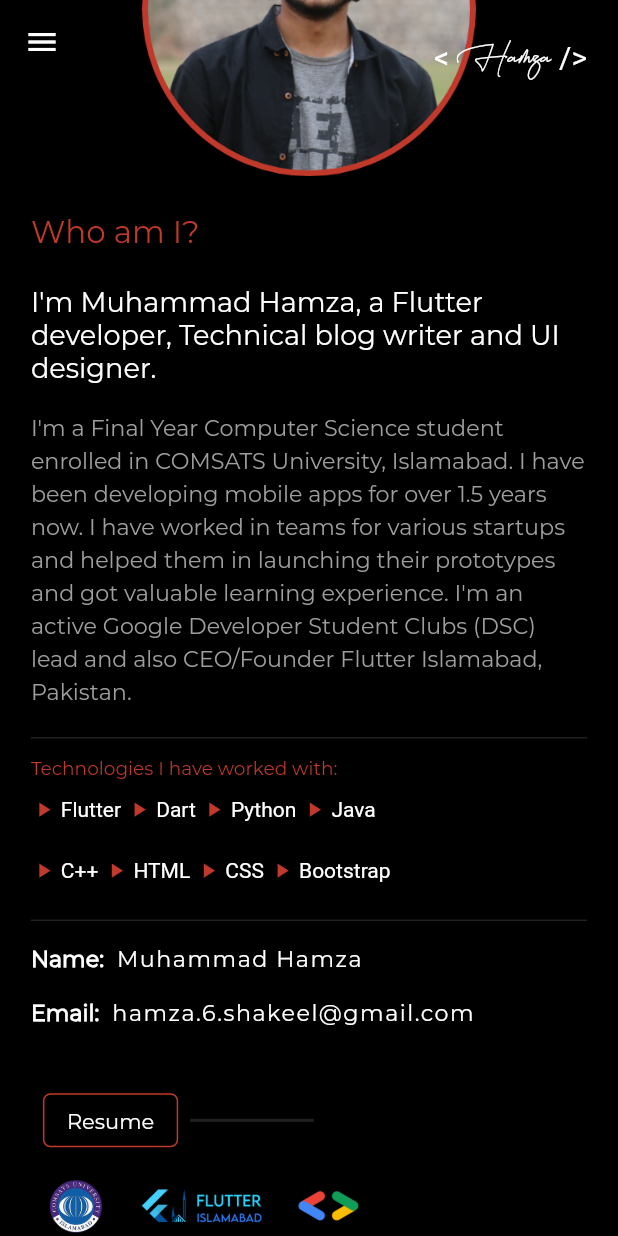
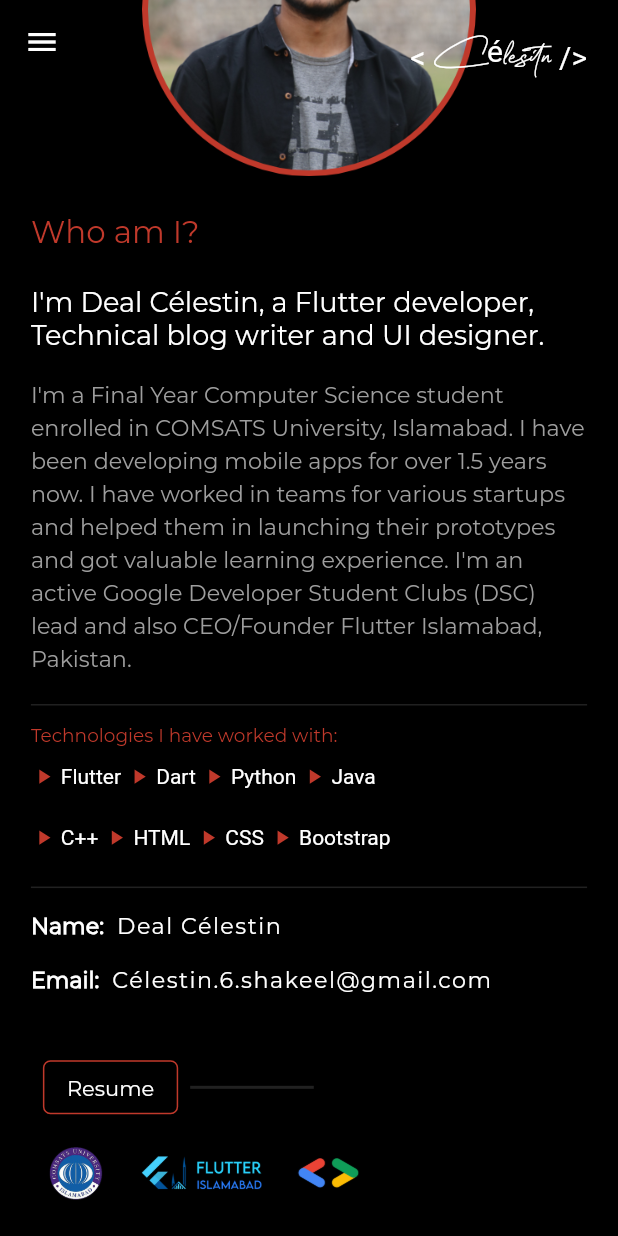
Before and after one commit to celestindeal/cv, a Flutter app: the screen it shows after launch, scrolled down 1152 dp, on a phone screen of 412 x 824 dp. Run offline on Flutter 3.47's test engine with Material 2 defaults, Android fonts, the phone set to English and light mode, and no system bars; our stand-ins replace animated_text_kit, carousel_slider, flip_card, font_awesome_flutter, google_fonts, responsive_builder and 2 more; missing offline and left inert: mailto, universal_html; network calls fail; statements that could not run were skipped.

Commit message:
Changement nom et prénom

```diff
--- a/lib/constants.dart
+++ b/lib/constants.dart
@@ -20,7 +20,7 @@ const kSocialLinks = [
   "https://twitter.com/mhmzdev",
   "https://linkedin.com/in/mhmzdev",
   "https://github.com/mhmzdev",
-  "https://mhamzadev.medium.com"
+  "https://mCélestindev.medium.com"
 ];
 
 // URL Launcher
@@ -73,7 +73,7 @@ final kServicesTitles = [
 //   "For now, I can only develop Android Apps using Flutter, that's because I don't own a MacBook right now so can't test or debug apps for iOS. Hopefully this missing piece will be filled soon :)",
 //   "Although I'm mainly a flutter developer but I do care about the UI/UX for my client. Hence, I also do UI designing for applications. So, feel free to ask me for getting you UI/UX for your apps",
 //   "Having a startup idea? Or maybe just want a prototype for your clients? With Flutter I can get you basic version of your app in no time and you are good to go for your project in future.",
-//   "I have been writing technical blogs on Medium for over a year now. So, I can get you technical blogs with awesome header images with interesting topics.\nMy Medium profile @mhamzadev",
+//   "I have been writing technical blogs on Medium for over a year now. So, I can get you technical blogs with awesome header images with interesting topics.\nMy Medium profile @mCélestindev",
 //   "Working as open source contributor on GitHub with 200+ stars and numerous forks on various projects liked and shared by other developers.\nMy GitHub Profile @mhmzdev",
 // ];
 
@@ -86,10 +86,10 @@ final kServicesDescriptions = [
 ];
 
 final kServicesLinks = [
-  "https://www.fiverr.com/hamza6shakeel/be-your-mobile-app-developer-via-flutter",
-  "https://www.fiverr.com/hamza6shakeel/get-you-modern-ui-design-using-adobe-xd",
-  "https://www.fiverr.com/hamza6shakeel/be-your-mobile-app-developer-via-flutter",
-  "https://mhamzadev.medium.com",
+  "https://www.fiverr.com/Célestin6shakeel/be-your-mobile-app-developer-via-flutter",
+  "https://www.fiverr.com/Célestin6shakeel/get-you-modern-ui-design-using-adobe-xd",
+  "https://www.fiverr.com/Célestin6shakeel/be-your-mobile-app-developer-via-flutter",
+  "https://mCélestindev.medium.com",
   "https://github.com/mhmzdev"
 ];
 
@@ -169,5 +169,5 @@ final kContactTitles = [
 final kContactDetails = [
   "Attock, Pakistan",
   "(+92) 346 0159889",
-  "hamza@mhmz.dev"
+  "Célestin@mhmz.dev"
 ];
--- a/lib/main.dart
+++ b/lib/main.dart
@@ -39,7 +39,7 @@ class _MyAppState extends State<MyApp> {
       ],
       child: MaterialApp(
         debugShowCheckedModeBanner: false,
-        title: 'Hamza',
+        title: 'Célestin',
         theme: ThemeStyles.themeData(_themeProvider.lightTheme, context),
         initialRoute: "/",
         routes: {
--- a/lib/sections/about/desktopAbout.dart
+++ b/lib/sections/about/desktopAbout.dart
@@ -55,7 +55,7 @@ class AboutDesktop extends StatelessWidget {
                         height: height * 0.03,
                       ),
                       AdaptiveText(
-                        "I'm Muhammad Hamza, a Flutter developer, Technical blog writer and UI designer.",
+                        "I'm Deal Célestin, a Flutter developer, Technical blog writer and UI designer.",
                         style: GoogleFonts.montserrat(
                           fontSize: height * 0.035,
                           fontWeight: FontWeight.w400,
@@ -121,11 +121,11 @@ class AboutDesktop extends StatelessWidget {
                         children: [
                           AboutMeMetaData(
                             data: "Name",
-                            information: "Muhammad Hamza",
+                            information: "Deal Célestin",
                           ),
                           AboutMeMetaData(
                             data: "Email",
-                            information: "hamza.6.shakeel@gmail.com",
+                            information: "Célestin.6.shakeel@gmail.com",
                           ),
                         ],
                       ),
--- a/lib/sections/about/mobileAbout.dart
+++ b/lib/sections/about/mobileAbout.dart
@@ -51,7 +51,7 @@ class AboutMobile extends StatelessWidget {
             height: height * 0.028,
           ),
           Text(
-            "I'm Muhammad Hamza, a Flutter developer, Technical blog writer and UI designer.",
+            "I'm Deal Célestin, a Flutter developer, Technical blog writer and UI designer.",
             style: GoogleFonts.montserrat(
               fontSize: height * 0.022,
               fontWeight: FontWeight.w400,
@@ -121,12 +121,12 @@ class AboutMobile extends StatelessWidget {
           ),
           AboutMeMetaData(
             data: "Name",
-            information: "Muhammad Hamza",
+            information: "Deal Célestin",
             alignment: Alignment.centerLeft,
           ),
           AboutMeMetaData(
             data: "Email",
-            information: "hamza.6.shakeel@gmail.com",
+            information: "Célestin.6.shakeel@gmail.com",
             alignment: Alignment.centerLeft,
           ),
           SizedBox(
--- a/lib/sections/about/tabAbout.dart
+++ b/lib/sections/about/tabAbout.dart
@@ -48,7 +48,7 @@ class AboutTab extends StatelessWidget {
             height: height * 0.032,
           ),
           Text(
-            "I'm Muhammad Hamza, a Flutter developer, Technical blog writer and UI designer.",
+            "I'm Deal Célestin, a Flutter developer, Technical blog writer and UI designer.",
             style: GoogleFonts.montserrat(
               fontSize: height * 0.035,
               fontWeight: FontWeight.w400,
@@ -115,7 +115,7 @@ class AboutTab extends StatelessWidget {
                 children: [
                   AboutMeMetaData(
                     data: "Name",
-                    information: "Muhammad Hamza",
+                    information: "Deal Célestin",
                   ),
                   AboutMeMetaData(
                     data: "Age",
@@ -131,7 +131,7 @@ class AboutTab extends StatelessWidget {
                 children: [
                   AboutMeMetaData(
                     data: "Email",
-                    information: "hamza.6.shakeel@gmail.com",
+                    information: "Célestin.6.shakeel@gmail.com",
                   ),
                   AboutMeMetaData(
                     data: "From",
--- a/lib/sections/getInTouch/getInTouchDesktop.dart
+++ b/lib/sections/getInTouch/getInTouchDesktop.dart
@@ -61,7 +61,7 @@ class _GetInTouchDesktopState extends State<GetInTouchDesktop> {
 
   launchMailTo() async {
     final mailToLink = Mailto(
-      to: ["hamza.6.shakeel@gmil.com"],
+      to: ["Célestin.6.shakeel@gmil.com"],
       subject: _projectType,
       body: _msgController.text.isEmpty
           ? "Some message here"
@@ -424,7 +424,7 @@ class _GetInTouchDesktopState extends State<GetInTouchDesktop> {
                                     btnText: "Send",
                                     onPressed: () {
                                       launchURL(
-                                          "mailto:hamza.6.shakeel@gmail.com?subject=SOMESUBJECT&body=SOMEMSG");
+                                          "mailto:Célestin.6.shakeel@gmail.com?subject=SOMESUBJECT&body=SOMEMSG");
                                     },
                                   ),
                                 )
--- a/lib/sections/home/homeDesktop.dart
+++ b/lib/sections/home/homeDesktop.dart
@@ -71,7 +71,7 @@ class HomeDesktop extends StatelessWidget {
                   height: height * 0.04,
                 ),
                 AdaptiveText(
-                  "Muhammad",
+                  "Deal",
                   style: GoogleFonts.montserrat(
                       fontSize: width < 1200 ? height * 0.085 : height * 0.095,
                       fontWeight: FontWeight.w100,
@@ -81,7 +81,7 @@ class HomeDesktop extends StatelessWidget {
                       letterSpacing: 4.0),
                 ),
                 AdaptiveText(
-                  "Hamza",
+                  "Célestin",
                   style: GoogleFonts.montserrat(
                       color: _themeProvider.lightTheme
                           ? Colors.black
--- a/lib/sections/home/homeMobile.dart
+++ b/lib/sections/home/homeMobile.dart
@@ -59,7 +59,7 @@ class _HomeMobileState extends State<HomeMobile> {
                   height: height * 0.01,
                 ),
                 Text(
-                  "Muhammad",
+                  "Deal",
                   style: GoogleFonts.montserrat(
                       fontSize: height * 0.055,
                       color: _themeProvider.lightTheme
@@ -69,7 +69,7 @@ class _HomeMobileState extends State<HomeMobile> {
                       letterSpacing: 1.1),
                 ),
                 Text(
-                  "Hamza",
+                  "Célestin",
                   style: GoogleFonts.montserrat(
                       color: _themeProvider.lightTheme
                           ? Colors.black
--- a/lib/sections/home/homeTab.dart
+++ b/lib/sections/home/homeTab.dart
@@ -55,7 +55,7 @@ class HomeTab extends StatelessWidget {
                   height: height * 0.04,
                 ),
                 Text(
-                  "Muhammad",
+                  "Deal",
                   style: GoogleFonts.montserrat(
                       fontSize: height * 0.07,
                       fontWeight: FontWeight.w100,
@@ -65,7 +65,7 @@ class HomeTab extends StatelessWidget {
                       letterSpacing: 1.5),
                 ),
                 Text(
-                  "Hamza",
+                  "Célestin",
                   style: GoogleFonts.montserrat(
                     fontSize: height * 0.07,
                     fontWeight: FontWeight.w500,
--- a/lib/sections/mainSection.dart
+++ b/lib/sections/mainSection.dart
@@ -30,8 +30,8 @@ class _MainPageState extends State<MainPage> {
   ScrollController _scrollController = ScrollController();
 
   final List<String> _sectionsName = [
-    "HOME",
-    "ABOUT",
+    "ACCUEIL",
+    "PRESENTATION",
     "SERVICES",
     "PROJECTS",
     "CONTACT"
--- a/lib/sections/navBar/navBarLogo.dart
+++ b/lib/sections/navBar/navBarLogo.dart
@@ -22,7 +22,7 @@ class NavBarLogo extends StatelessWidget {
             ),
           ),
           Text(
-            "Hamza",
+            "Célestin",
             style: TextStyle(
               fontFamily: "Agustina",
               fontSize: height ?? 20,
--- a/lib/sections/serviceDetails/serviceDetailsDesktop.dart
+++ b/lib/sections/serviceDetails/serviceDetailsDesktop.dart
@@ -124,7 +124,7 @@ class ServiceDetailsDescription extends StatelessWidget {
             alignment: Alignment.center,
             child: CustomFilledBtn(
               height: 40.0,
-              onPressed: () => launchURL("https://wa.me/?text=Hi Hamza!"),
+              onPressed: () => launchURL("https://wa.me/?text=Hi Célestin!"),
               btnColor: Color(0xff34CB62),
               child: Row(
                 mainAxisSize: MainAxisSize.min,
--- a/lib/sections/serviceDetails/serviceDetailsMobile.dart
+++ b/lib/sections/serviceDetails/serviceDetailsMobile.dart
@@ -138,7 +138,8 @@ class _ServiceDetailsMobileState extends State<ServiceDetailsMobile> {
                 alignment: Alignment.center,
                 child: CustomFilledBtn(
                   height: 40.0,
-                  onPressed: () => launchURL("https://wa.me/?text=Hi Hamza!"),
+                  onPressed: () =>
+                      launchURL("https://wa.me/?text=Hi Célestin!"),
                   btnColor: Color(0xff34CB62),
                   child: Row(
                     mainAxisSize: MainAxisSize.min,
--- a/lib/sections/services/servicesDesktop.dart
+++ b/lib/sections/services/servicesDesktop.dart
@@ -202,7 +202,7 @@ class ServiceCardBackWidget extends StatelessWidget {
                           CustomFilledBtn(
                             height: 40.0,
                             onPressed: () =>
-                                launchURL("https://wa.me/?text=Hi Hamza!"),
+                                launchURL("https://wa.me/?text=Hi Célestin!"),
                             btnColor: Color(0xff34CB62),
                             child: Row(
                               mainAxisSize: MainAxisSize.min,
```
Also changed, not shown: 4 other files.
